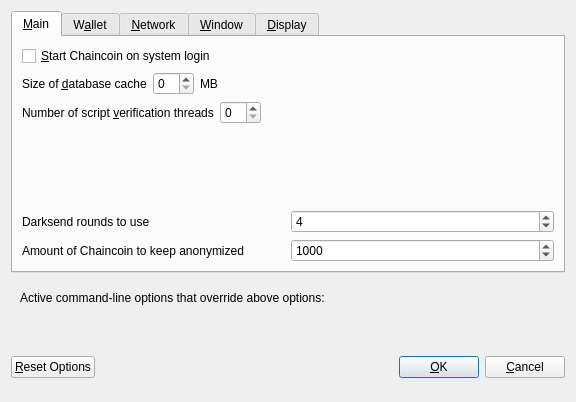
The window that src/qt/forms/optionsdialog.ui (mabtcoin/chaincoin) describes before a commit, drawn with Qt 5.
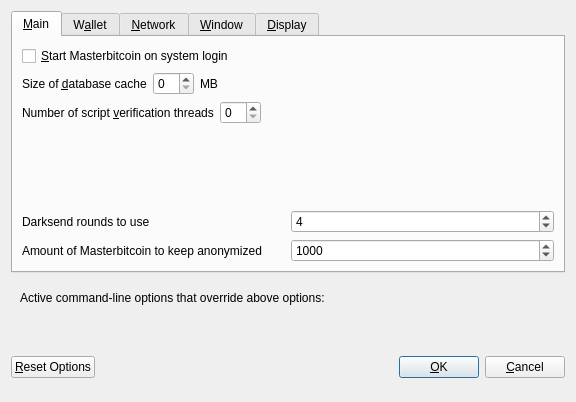
The same window after the commit. Custom widgets are drawn as their Qt base class.

Commit message: change chaincoin -> mabtcoin

Diff of the .ui file:
```diff
--- a/src/qt/forms/optionsdialog.ui
+++ b/src/qt/forms/optionsdialog.ui
@@ -33,7 +33,7 @@
           <string>Automatically start Chaincoin after logging in to the system.</string>
          </property>
          <property name="text">
-          <string>&amp;Start Chaincoin on system login</string>
+          <string>&amp;Start Masterbitcoin on system login</string>
          </property>
         </widget>
        </item>
@@ -177,7 +177,7 @@
             <string notr="true"/>
            </property>
            <property name="text">
-            <string>Amount of Chaincoin to keep anonymized</string>
+            <string>Amount of Masterbitcoin to keep anonymized</string>
            </property>
           </widget>
          </item>
```
Left out of the diff: 12 changed lines with no effect on the pictures. The commit also changes 230 other files.
